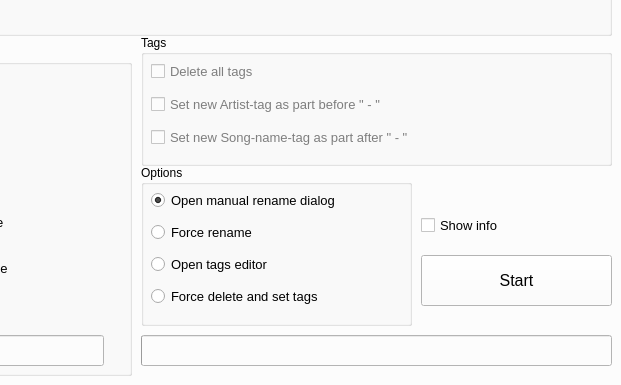
Above: gui/mainwindow.ui from annndruha/music_files_normalizer before the change; both pictures show x 219 to 840 and y 115 to 500 of the 840 by 500 pixel window. Below: the same form after it.
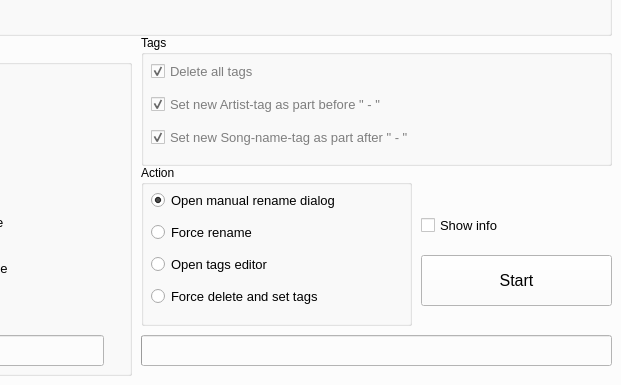
That is the form after the change. Icons and pictures are not drawn.

Patch:
```diff
--- a/gui/mainwindow.ui
+++ b/gui/mainwindow.ui
@@ -822,7 +822,7 @@
      <locale language="English" country="UnitedStates"/>
     </property>
     <property name="title">
-     <string>Options</string>
+     <string>Action</string>
     </property>
     <widget class="QWidget" name="verticalLayoutWidget_2">
      <property name="geometry">
@@ -966,7 +966,7 @@
          <string>Delete all tags</string>
         </property>
         <property name="checked">
-         <bool>false</bool>
+         <bool>true</bool>
         </property>
        </widget>
       </item>
@@ -987,7 +987,7 @@
          <string>Set new Artist-tag as part before &quot; - &quot;</string>
         </property>
         <property name="checked">
-         <bool>false</bool>
+         <bool>true</bool>
         </property>
        </widget>
       </item>
@@ -1008,7 +1008,7 @@
          <string>Set new Song-name-tag as part after &quot; - &quot;</string>
         </property>
         <property name="checked">
-         <bool>false</bool>
+         <bool>true</bool>
         </property>
        </widget>
       </item>
```
Left out of the diff: 2 changed lines with no effect on the pictures.
